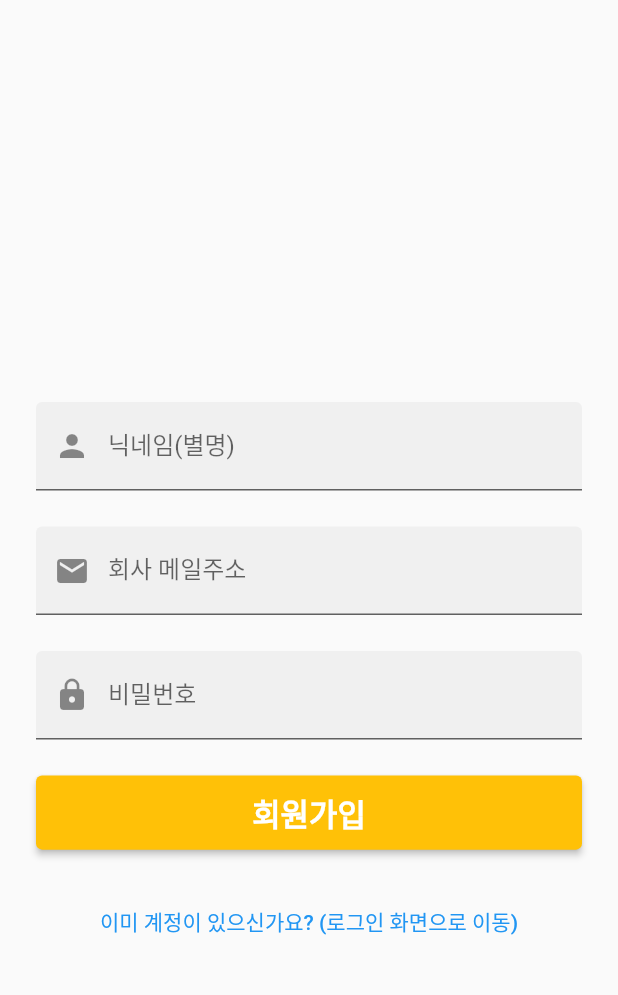
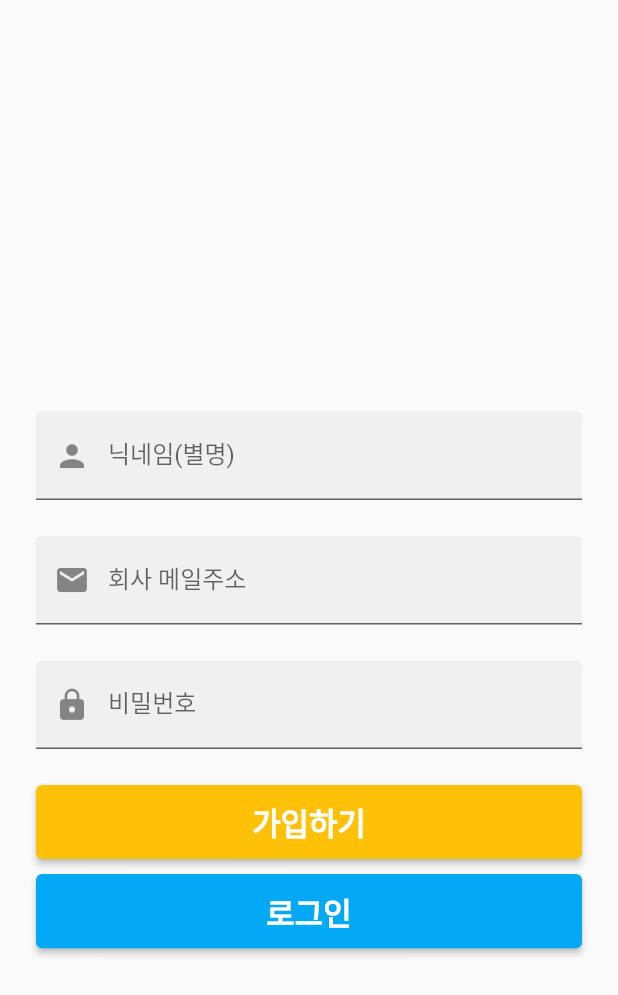
Before and after one commit to kyungsnim/make_ten_billion, a Flutter app: the SignUp screen opened by its route, on a phone screen of 412 x 824 dp. Shown: the top 995 px of the screen. Run offline on Flutter 3.47's test engine with Material 2 defaults, Android fonts, the phone set to English and light mode, and no system bars; our stand-ins replace cached_network_image, cloud_firestore, csv, firebase_auth, firebase_core, firebase_storage and 10 more; accounts and stored records are empty; network calls fail.

Commit message:
## 2021.09.04()토

```diff
--- a/lib/views/add_notice.dart
+++ b/lib/views/add_notice.dart
@@ -330,18 +330,18 @@ class _AddNoticeState extends State<AddNotice> {
             _imgUrl = value;
 
             // 게시글 업로드 (url 경로를 얻은 후에 업로드 해야 함)
-            uploadDiary();
+            uploadNotice();
           });
         });
       } catch (e) {
         print(e);
       }
     } else {
-      uploadDiary(addImage: false);
+      uploadNotice(addImage: false);
     }
   }
 
-  uploadDiary({addImage}) {
+  uploadNotice({addImage: true}) {
     var id = DateTime.now()
         .millisecondsSinceEpoch
         .toString();
--- a/lib/views/home.dart
+++ b/lib/views/home.dart
@@ -20,7 +20,7 @@ class Home extends StatelessWidget {
           length: 3,
           child: Scaffold(
             appBar: AppBar(
-              title: Text('100억'),
+              title: Text('100억 부자 되기', style: TextStyle(color: Colors.black),),
               bottom: TabBar(
                 labelColor: Colors.black,
                 indicatorColor: Colors.black,
@@ -31,7 +31,7 @@ class Home extends StatelessWidget {
                 ],
               ),
               // elevation: 0,
-              backgroundColor: Colors.grey,
+              backgroundColor: Colors.white,
             ),
             body: TabBarView(
               children: [
--- a/lib/views/sign_up.dart
+++ b/lib/views/sign_up.dart
@@ -61,7 +61,7 @@ class SignUp extends StatelessWidget {
                     ),
                     FormVerticalSpace(),
                     PrimaryButton(
-                        labelText: '회원가입',
+                        labelText: '가입하기',
                         buttonColor: Colors.amber,
                         onPressed: () async {
                           // if (_formKey.currentState!.validate()) {
@@ -71,11 +71,13 @@ class SignUp extends StatelessWidget {
                                 .registerWithEmailAndPassword(context);
                           // }
                         }),
-                    FormVerticalSpace(),
-                    LabelButton(
-                      labelText: '이미 계정이 있으신가요? (로그인 화면으로 이동)',
-                      onPressed: () => Get.back(),
-                    ),
+                    SizedBox(height: 10),
+                    PrimaryButton(
+                        labelText: '로그인',
+                        buttonColor: Colors.lightBlue,
+                        onPressed: () async {
+                          Get.to(() => SignUp());
+                        }),
                   ],
                 ),
               ),
```
Also changed, not shown: lib/views/sign_in.dart (+7 -5 lines), 2 other files.
